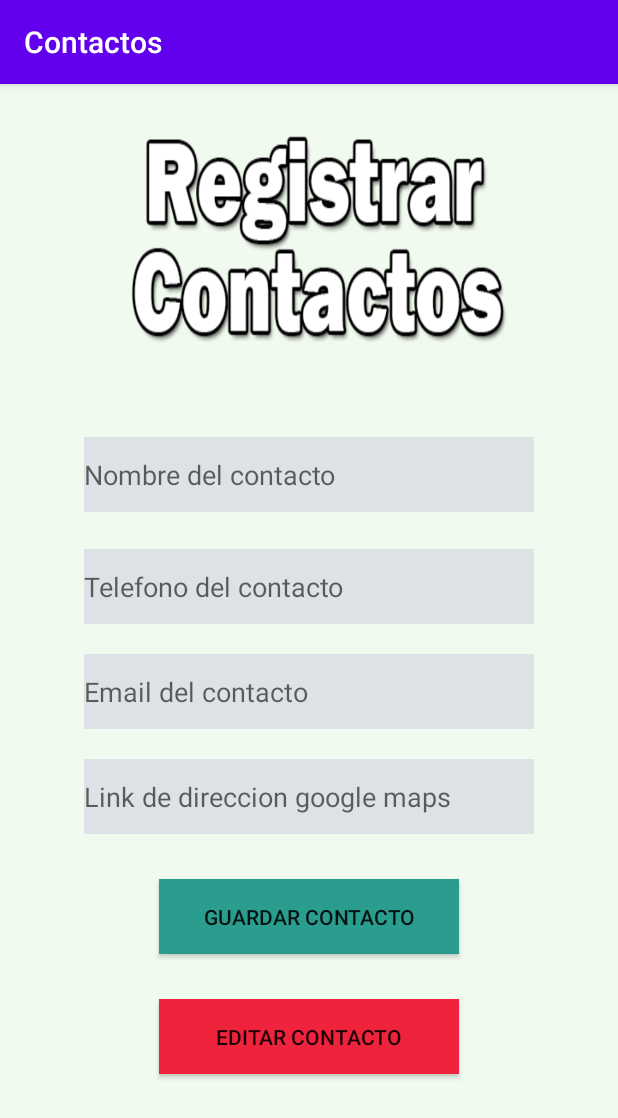
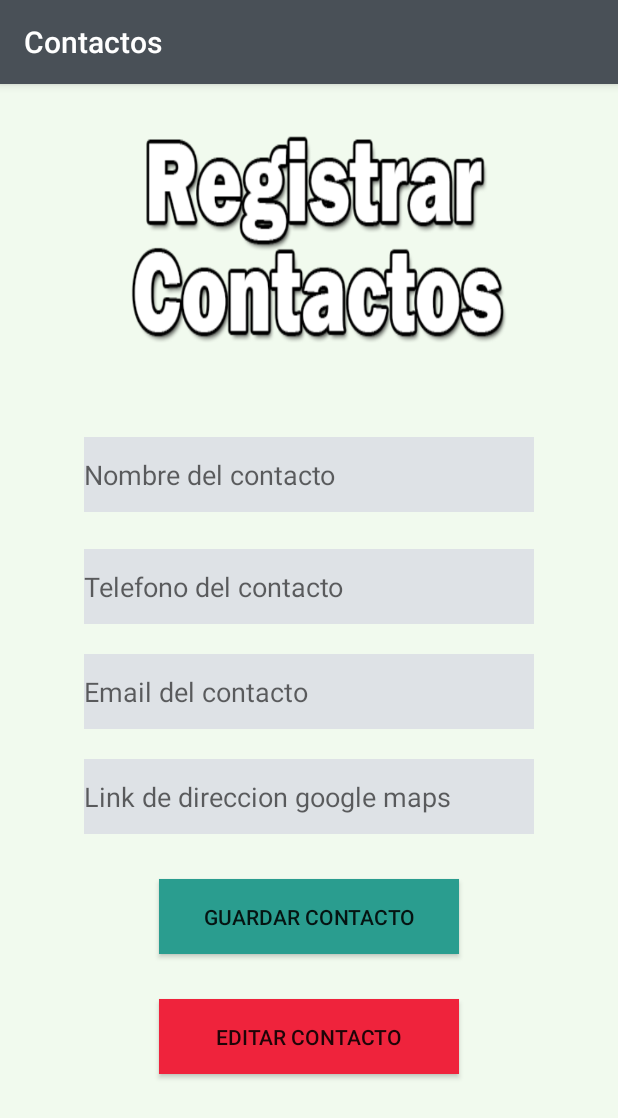
Before and after one commit to Alane-Tc/Contactos_App, an Android app: the Add screen opened directly, with no data from a screen before it, on a phone screen of 412 x 824 dp. Shown: the top 1118 px of the screen. Run offline under Robolectric (Android 15) with nearby library versions, the phone set to English and light mode, and no system bars.

Commit message:
Update app

```diff
--- a/app/src/main/AndroidManifest.xml
+++ b/app/src/main/AndroidManifest.xml
@@ -9,10 +9,11 @@
         android:roundIcon="@mipmap/ic_launcher_round"
         android:supportsRtl="true"
         android:theme="@style/AppTheme">
-        <activity android:name=".EditContact"></activity>
+        <activity android:name=".EditContact"/>
         <activity android:name=".Add" />
         <activity android:name=".Menu" />
-        <activity android:name=".MainActivity">
+        <activity android:name=".MainActivity"
+            android:theme="@style/SplashTheme">
             <intent-filter>
                 <action android:name="android.intent.action.MAIN" />
 
--- /dev/null
+++ b/app/src/main/res/drawable/splash.xml
@@ -0,0 +1,9 @@
+<?xml version="1.0" encoding="utf-8"?>
+<layer-list  xmlns:android="http://schemas.android.com/apk/res/android">
+    <item android:drawable="@color/Color_fondo"/>
+    <item>
+        <bitmap android:src="@mipmap/logo_1"
+            android:gravity="center"
+            />
+    </item>
+</layer-list>
--- a/app/src/main/res/values/colors.xml
+++ b/app/src/main/res/values/colors.xml
@@ -1,11 +1,12 @@
 <?xml version="1.0" encoding="utf-8"?>
 <resources>
-    <color name="colorPrimary">#6200EE</color>
-    <color name="colorPrimaryDark">#3700B3</color>
+    <color name="colorPrimary">#495057</color> <!--#6200EE   #81b29a negro #495057-->
+    <color name="colorPrimaryDark">#343a40</color>  <!--#3700B3  negro #343a40-->
     <color name="colorAccent">#03DAC5</color>
-    <color name="Fondo">#f1faee</color> /*#fcbf49 AMARILLO BOLUDO*/
+    <color name="Fondo">#f1faee</color> <!---/*#fcbf49 AMARILLO BOLUDO*/-->
     <color name="Color_boton">#81b29a</color>
     <color name="Color_users">#dee2e6</color>
     <color name="Color_save">#2a9d8f</color>
     <color name="Color_edit">#ef233c</color>
+    <color name="Color_fondo">#ffd166</color>
 </resources>
--- a/app/src/main/res/values/styles.xml
+++ b/app/src/main/res/values/styles.xml
@@ -7,4 +7,7 @@
         <item name="colorAccent">@color/colorAccent</item>
     </style>
 
+    <style name="SplashTheme" parent="AppTheme">
+        <item name="android:windowBackground">@drawable/splash</item>
+    </style>
 </resources>
--- a/build.gradle
+++ b/build.gradle
@@ -6,7 +6,7 @@ buildscript {
         jcenter()
     }
     dependencies {
-        classpath "com.android.tools.build:gradle:4.0.1"
+        classpath 'com.android.tools.build:gradle:4.1.0'
         classpath "org.jetbrains.kotlin:kotlin-gradle-plugin:$kotlin_version"
 
         // NOTE: Do not place your application dependencies here; they belong
```
Also changed, not shown: app/src/main/java/com/tecmilenio/contactos/MainActivity.kt (+12 -3 lines), app/src/main/java/com/tecmilenio/contactos/Menu.kt (deleted, +0 -24 lines), app/src/main/res/layout/activity_main.xml (+18 -10 lines), app/src/main/res/layout/activity_menu.xml (deleted, +0 -44 lines), app/src/main/res/mipmap/logo_1.png (added), gradle/wrapper/gradle-wrapper.properties.
